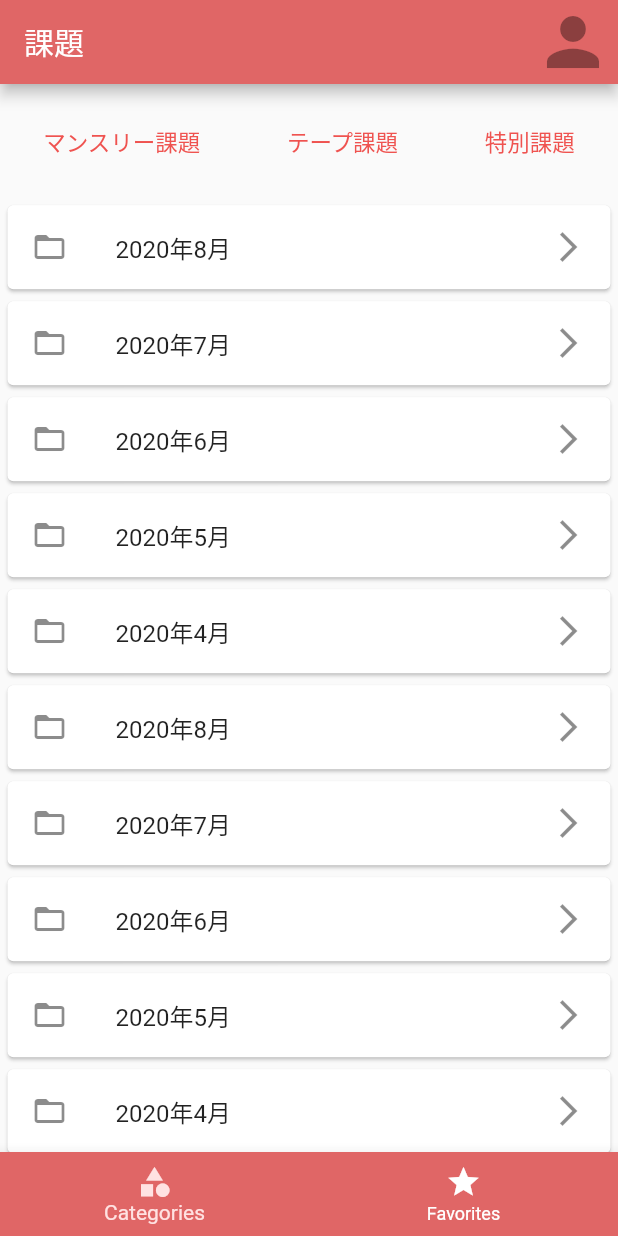
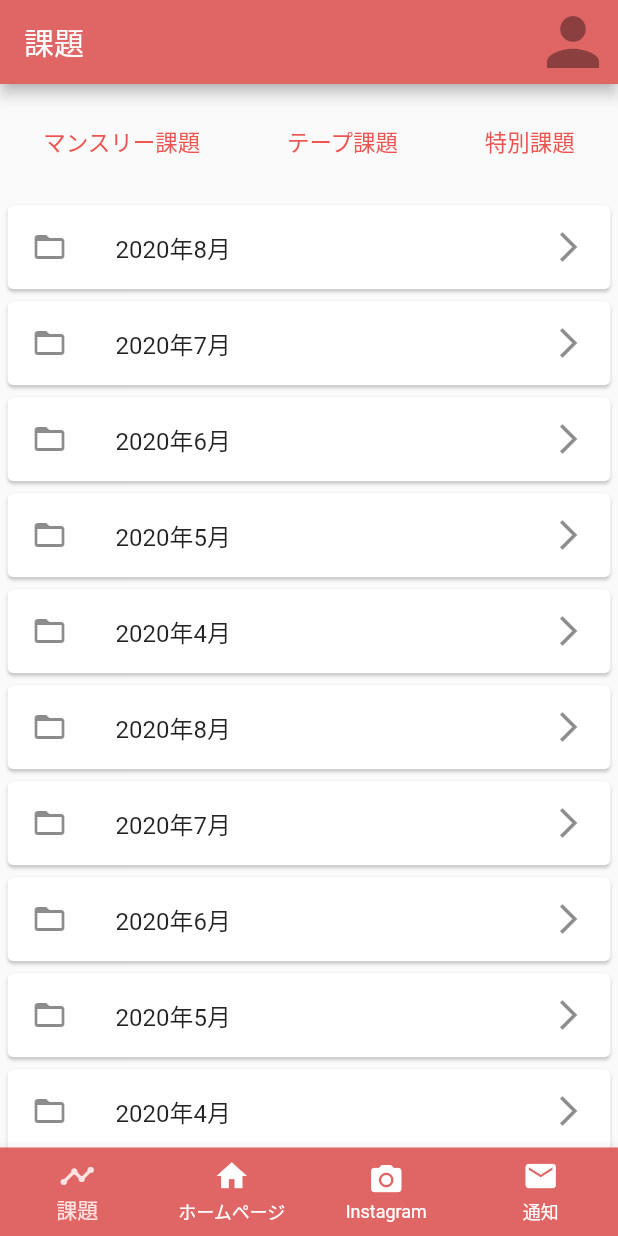
Before and after one commit to nord2sudjp/jumpin, a Flutter app: the screen it shows after launch, on a phone screen of 412 x 824 dp. Run offline on Flutter 3.47's test engine with Material 2 defaults, Android fonts, the phone set to English and light mode, and no system bars; Roboto replaces fonts that are missing (OpenSans).

Commit message:
refurbish bottom navigation bar

```diff
--- a/lib/main.dart
+++ b/lib/main.dart
@@ -135,18 +135,27 @@ class MyHomePage extends StatelessWidget {
       ),
       bottomNavigationBar: BottomNavigationBar(
         onTap: null,
+        type: BottomNavigationBarType.fixed,
         backgroundColor: Theme.of(context).primaryColor,
         unselectedItemColor: Colors.white,
         selectedItemColor: Theme.of(context).accentColor,
         currentIndex: _selectPageIndex,
         items: [
           BottomNavigationBarItem(
-            icon: Icon(Icons.category),
-            label: 'Categories',
+            icon: Icon(Icons.timeline),
+            label: '課題',
           ),
           BottomNavigationBarItem(
-            icon: Icon(Icons.star),
-            label: 'Favorites',
+            icon: Icon(Icons.home),
+            label: 'ホームページ',
+          ),
+          BottomNavigationBarItem(
+            icon: Icon(Icons.camera_alt),
+            label: 'Instagram',
+          ),
+          BottomNavigationBarItem(
+            icon: Icon(Icons.email),
+            label: '通知',
           ),
         ],
       ),
```
